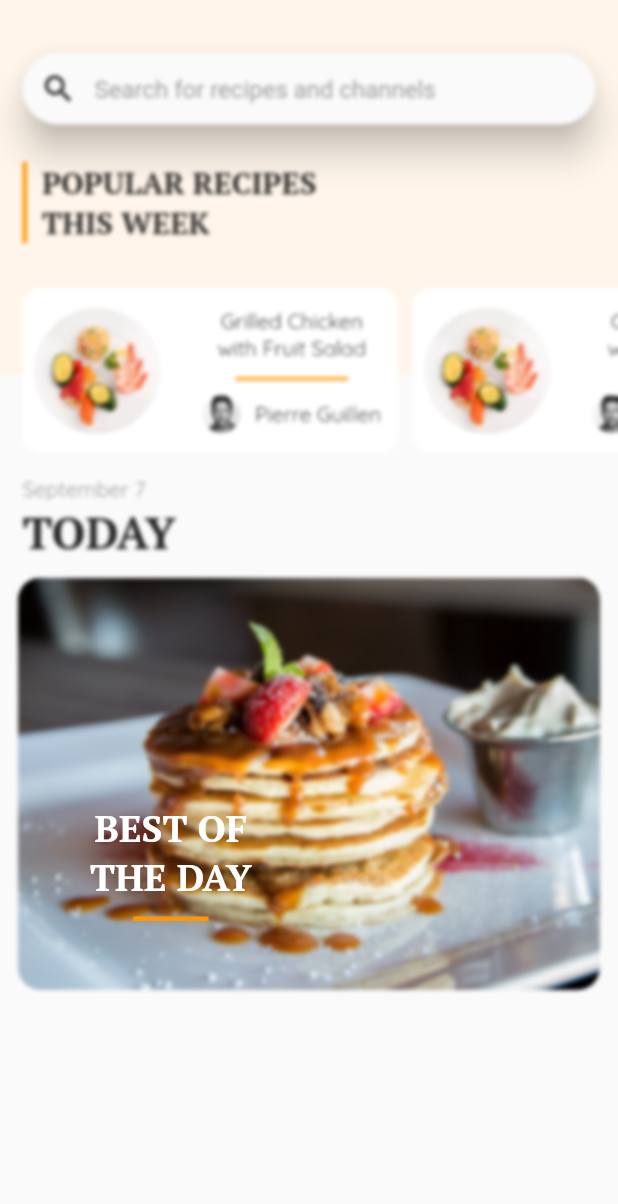
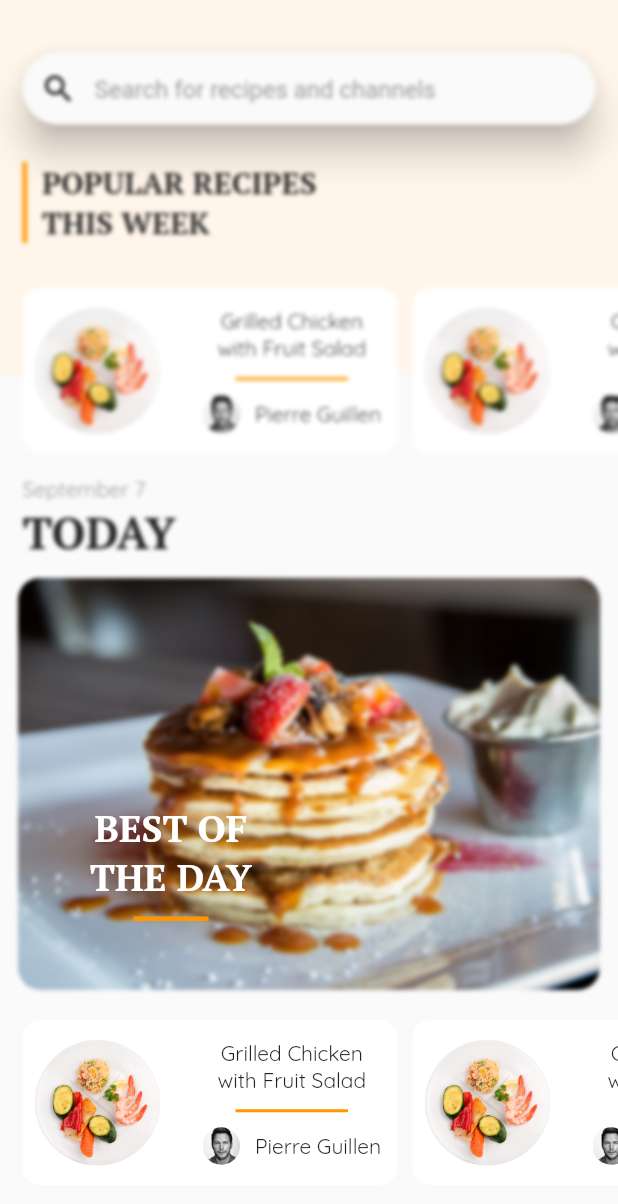
Before and after one commit to cerberodev/food_app, a Flutter app: the screen it shows after launch, on a phone screen of 412 x 824 dp. Shown: the top 1204 px of the screen. Run offline on Flutter 3.47's test engine with Material 2 defaults, Android fonts, the phone set to English and light mode, and no system bars.

Commit message:
Update main.dart

```diff
--- a/lib/main.dart
+++ b/lib/main.dart
@@ -118,9 +118,15 @@ class _MyHomePageState extends State<MyHomePage> {
                         SizedBox(width: 10.0),
                         _foodCard(),
                         SizedBox(width: 10.0),
+                        _foodCard(),
+                        SizedBox(width: 10.0),
+                        _foodCard(),
+                        SizedBox(width: 10.0),
+                        _foodCard(),
+                        SizedBox(width: 10.0),
                       ],
                     ),
-                  )
+                  ),
                 ],
               )
             ],
@@ -195,10 +201,40 @@ class _MyHomePageState extends State<MyHomePage> {
                       )
                     ],
                   ))
+
+
             ],
-          )
+
+          ),
+          Padding(
+                    padding: EdgeInsets.only(bottom: 5.0),
+                  ),
+                  Container(
+                    padding: EdgeInsets.only(top: 15.0, left: 15.0),
+                    height: 125.0,
+                    child: ListView(
+                      shrinkWrap: true,
+                      scrollDirection: Axis.horizontal,
+                      children: <Widget>[
+                        _foodCard(),
+                        SizedBox(width: 10.0),
+                        _foodCard(),
+                        SizedBox(width: 10.0),
+                        _foodCard(),
+                        SizedBox(width: 10.0),
+                        _foodCard(),
+                        SizedBox(width: 10.0),
+                        _foodCard(),
+                        SizedBox(width: 10.0),
+                        _foodCard(),
+                        SizedBox(width: 10.0),
+                      ],
+                    ),
+                  )
         ],
+
       ),
+
     );
   }
 
```
